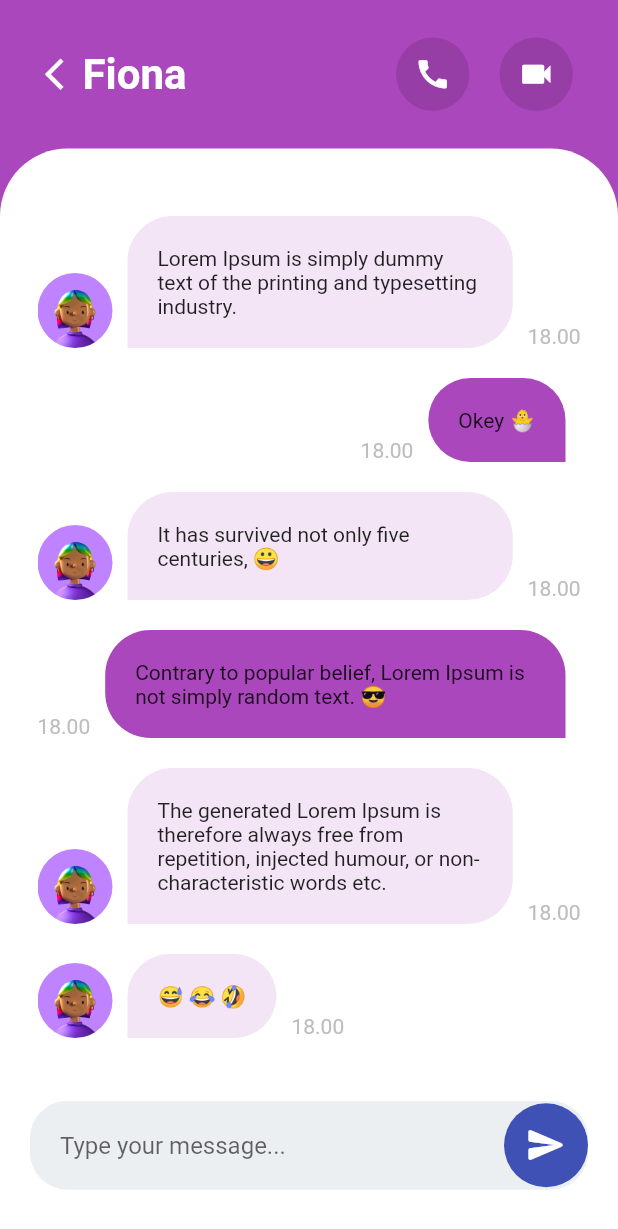
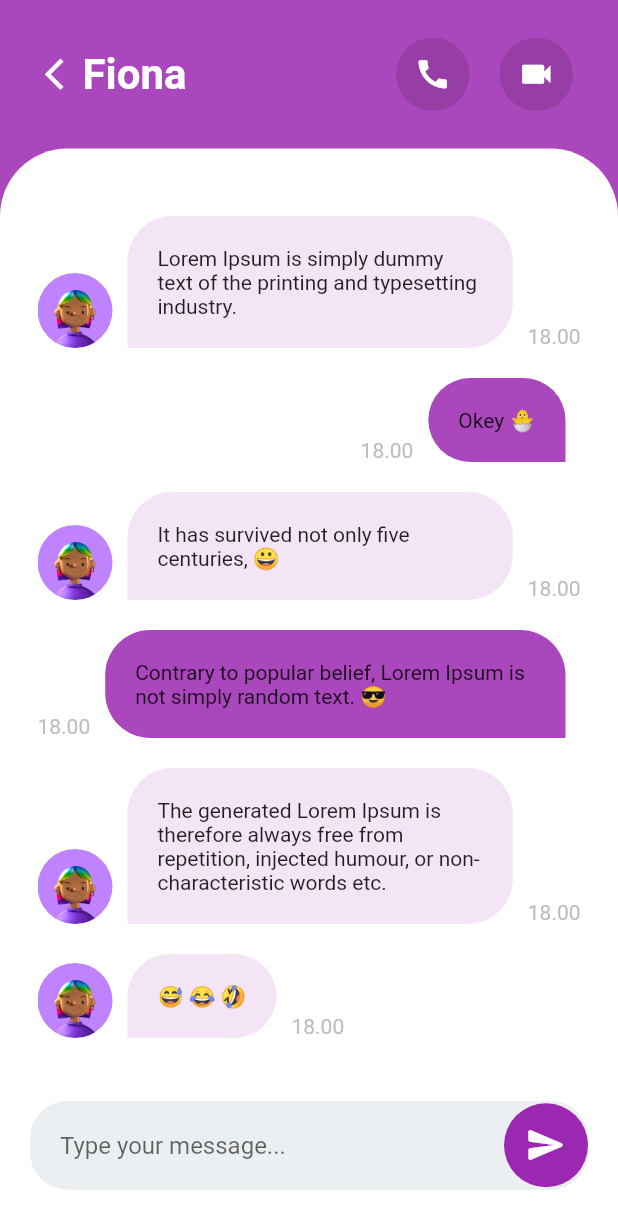
Before and after one commit to shimozuki/Bedebah_messenger, a Flutter app: the ChatPage screen opened directly, on a phone screen of 412 x 824 dp. Shown: the top 1229 px of the screen. Run offline on Flutter 3.47's test engine with Material 2 defaults, Android fonts, the phone set to English and light mode, and no system bars.

Commit message:
new update fitur chat

```diff
--- a/lib/messenger.dart
+++ b/lib/messenger.dart
@@ -400,7 +400,7 @@ class _ChatPageState extends State<ChatPage> {
               suffixIcon: Container(
                 decoration: BoxDecoration(
                     borderRadius: BorderRadius.circular(50),
-                    color: Colors.indigo),
+                    color: Colors.purple.shade500),
                 padding: EdgeInsets.all(14),
                 child: Icon(
                   Icons.send_rounded,
```
